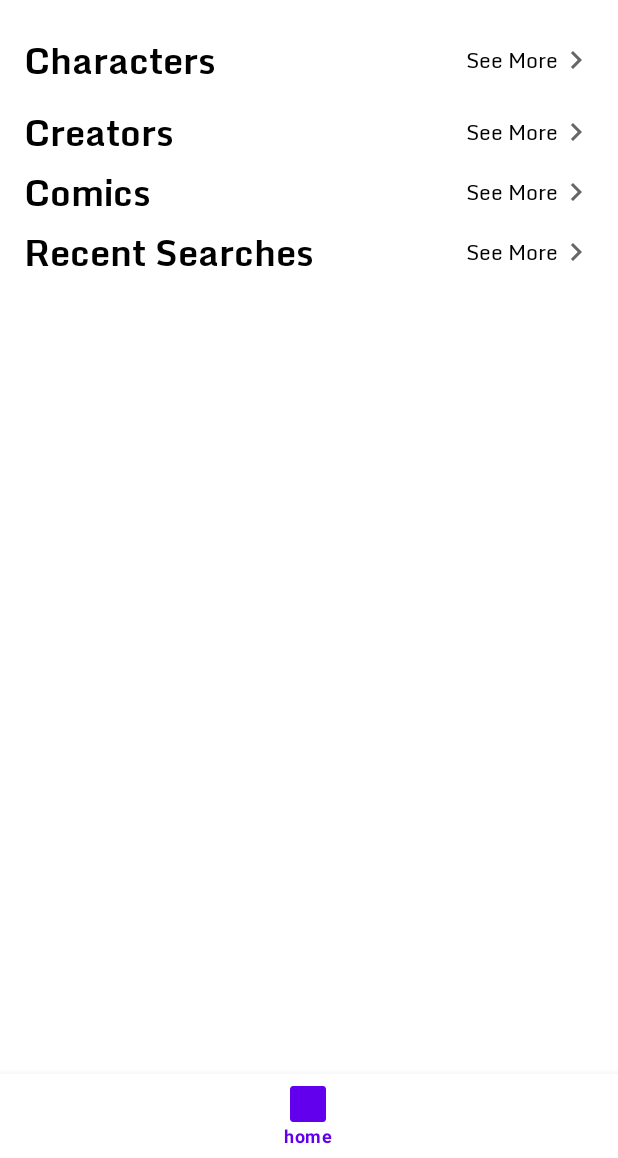
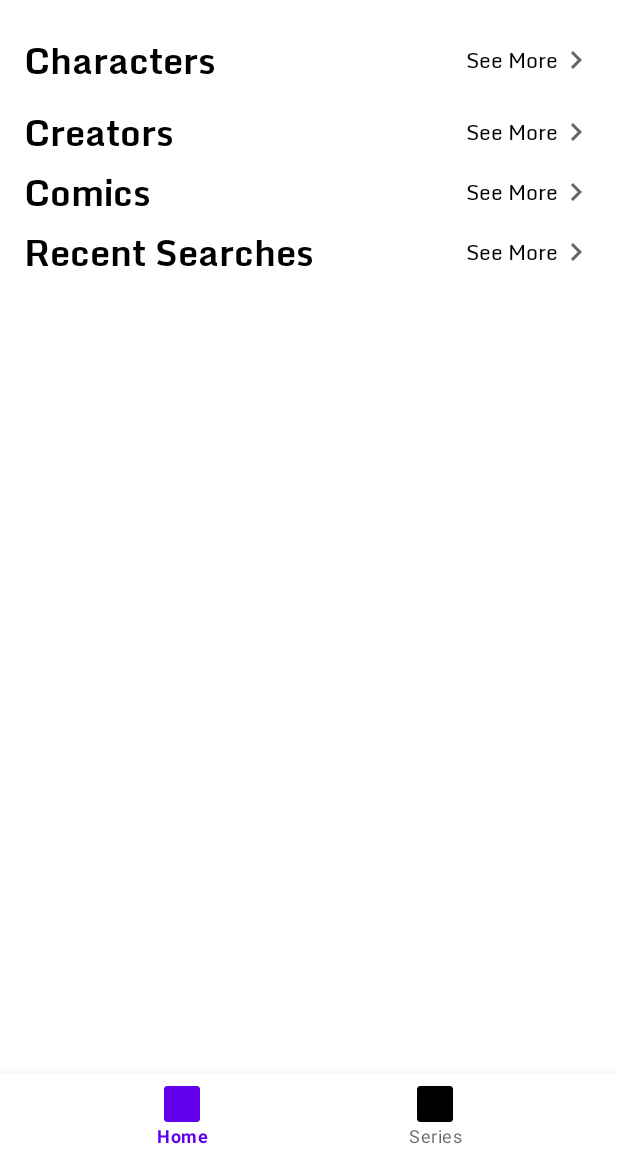
Before and after one commit to Shahad-Kadhim/Marvel-App, an Android app: the screen it shows after launch (MainActivity), on a phone screen of 412 x 824 dp, the part 78-1236 px from its top. Run offline under Robolectric (Android 15) with nearby library versions, the phone set to English and light mode, and no system bars; our stand-ins replace Dagger/Hilt's generated code, Room's generated code, data binding, navigation-ui; network calls fail; pictures from the network do not load.

```diff
--- a/app/src/main/res/menu/bottom_nav_graph.xml
+++ b/app/src/main/res/menu/bottom_nav_graph.xml
@@ -2,7 +2,12 @@
 <menu xmlns:android="http://schemas.android.com/apk/res/android">
     <item
         android:id="@+id/homeFragment"
-        android:title="home"
+        android:title="Home"
+        android:icon="@mipmap/ic_launcher"
+        />
+    <item
+        android:id="@+id/seriesFragment2"
+        android:title="Series"
         android:icon="@mipmap/ic_launcher"
         />
 </menu>
--- a/app/src/main/res/navigation/nav_graph.xml
+++ b/app/src/main/res/navigation/nav_graph.xml
@@ -7,5 +7,13 @@
     <fragment
         android:id="@+id/homeFragment"
         android:name="com.example.app.marvel.ui.home.HomeFragment"
-        android:label="HomeFragment" />
+        android:label="HomeFragment" >
+        <action
+            android:id="@+id/action_homeFragment_to_seriesFragment2"
+            app:destination="@id/seriesFragment2" />
+    </fragment>
+    <fragment
+        android:id="@+id/seriesFragment2"
+        android:name="com.example.app.marvel.ui.series.SeriesFragment"
+        android:label="SeriesFragment" />
 </navigation>
```
Also changed, not shown: app/src/main/java/com/example/app/marvel/ui/series/SeriesFragment.kt (added, +14 -0 lines), app/src/main/java/com/example/app/marvel/ui/series/SeriesViewModel.kt (added, +15 -0 lines), app/src/main/res/layout/fragment_series.xml (added, +15 -0 lines).
